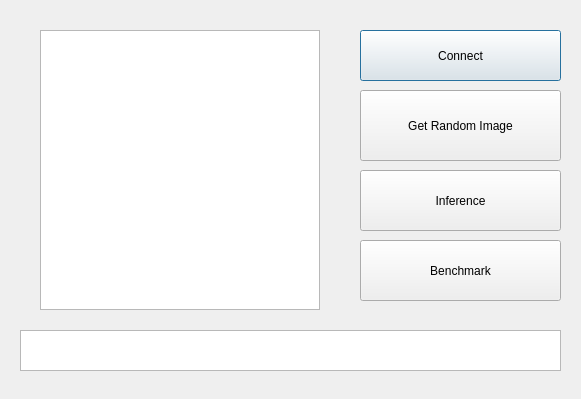
SweetWeeds/Simple_TPU, file GUI_SW/gui.ui: the form before one commit.
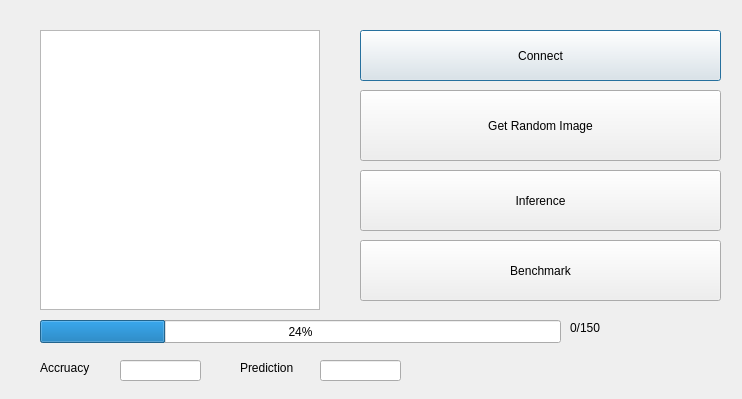
The form after the commit.

Commit message: QThread Applied

```diff
--- a/GUI_SW/gui.ui
+++ b/GUI_SW/gui.ui
@@ -6,7 +6,7 @@
    <rect>
     <x>0</x>
     <y>0</y>
-    <width>581</width>
+    <width>742</width>
     <height>399</height>
    </rect>
   </property>
@@ -28,7 +28,7 @@
     <rect>
      <x>360</x>
      <y>30</y>
-     <width>201</width>
+     <width>361</width>
      <height>51</height>
     </rect>
    </property>
@@ -41,7 +41,7 @@
     <rect>
      <x>360</x>
      <y>90</y>
-     <width>201</width>
+     <width>361</width>
      <height>71</height>
     </rect>
    </property>
@@ -54,7 +54,7 @@
     <rect>
      <x>360</x>
      <y>170</y>
-     <width>201</width>
+     <width>361</width>
      <height>61</height>
     </rect>
    </property>
@@ -62,22 +62,12 @@
     <string>Inference</string>
    </property>
   </widget>
-  <widget class="QTextEdit" name="textEdit">
-   <property name="geometry">
-    <rect>
-     <x>20</x>
-     <y>330</y>
-     <width>541</width>
-     <height>41</height>
-    </rect>
-   </property>
-  </widget>
   <widget class="QPushButton" name="pushButton_4">
    <property name="geometry">
     <rect>
      <x>360</x>
      <y>240</y>
-     <width>201</width>
+     <width>361</width>
      <height>61</height>
     </rect>
    </property>
@@ -85,6 +75,78 @@
     <string>Benchmark</string>
    </property>
   </widget>
+  <widget class="QProgressBar" name="progressBar">
+   <property name="geometry">
+    <rect>
+     <x>40</x>
+     <y>320</y>
+     <width>521</width>
+     <height>23</height>
+    </rect>
+   </property>
+   <property name="value">
+    <number>24</number>
+   </property>
+  </widget>
+  <widget class="QLineEdit" name="AcclineEdit">
+   <property name="geometry">
+    <rect>
+     <x>120</x>
+     <y>360</y>
+     <width>81</width>
+     <height>21</height>
+    </rect>
+   </property>
+  </widget>
+  <widget class="QLabel" name="AccuracyLabel">
+   <property name="geometry">
+    <rect>
+     <x>40</x>
+     <y>360</y>
+     <width>64</width>
+     <height>15</height>
+    </rect>
+   </property>
+   <property name="text">
+    <string>Accruacy</string>
+   </property>
+  </widget>
+  <widget class="QLabel" name="PredictionLabel">
+   <property name="geometry">
+    <rect>
+     <x>240</x>
+     <y>360</y>
+     <width>64</width>
+     <height>15</height>
+    </rect>
+   </property>
+   <property name="text">
+    <string>Prediction</string>
+   </property>
+  </widget>
+  <widget class="QLineEdit" name="PredlabelEdit">
+   <property name="geometry">
+    <rect>
+     <x>320</x>
+     <y>360</y>
+     <width>81</width>
+     <height>21</height>
+    </rect>
+   </property>
+  </widget>
+  <widget class="QLabel" name="ProgressLabel">
+   <property name="geometry">
+    <rect>
+     <x>570</x>
+     <y>320</y>
+     <width>131</width>
+     <height>16</height>
+    </rect>
+   </property>
+   <property name="text">
+    <string>0/150</string>
+   </property>
+  </widget>
  </widget>
  <resources/>
  <connections/>
```
The commit also changes 2 other files.
